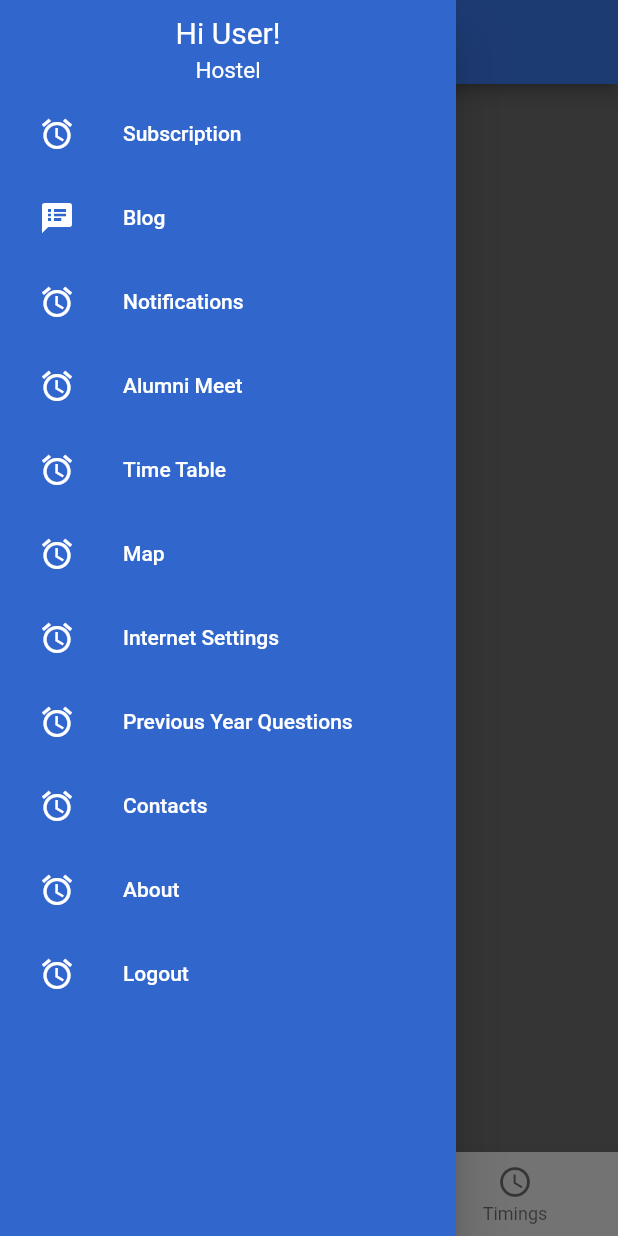
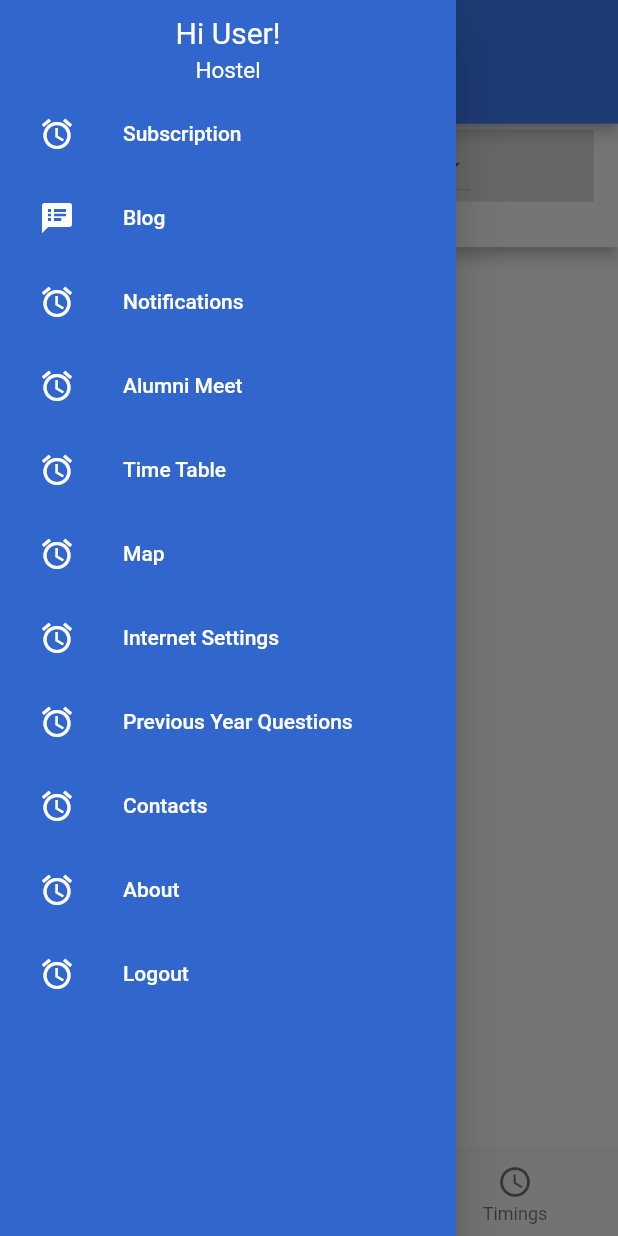
Before and after one commit to Alan451/onestopios, a Flutter app: the screen it shows after launch, item 2 of the bottom bar chosen, with the side drawer open, on a phone screen of 412 x 824 dp. Run offline on Flutter 3.47's test engine with Material 2 defaults, Android fonts, the phone set to English and light mode, and no system bars; our stand-ins replace cloud_firestore; missing offline and left inert: flutter_plugin_pdf_viewer; accounts and stored records are empty.

Commit message:
mess menu viewer

```diff
--- a/lib/screens/HomeScreen.dart
+++ b/lib/screens/HomeScreen.dart
@@ -1,4 +1,5 @@
 import 'package:flutter/material.dart';
+import 'MessMenuViewer.dart';
 import 'drawer.dart';
 import 'timings.dart';
 
@@ -15,10 +16,7 @@ class _HomeScreenState extends State<HomeScreen> {
     Container(
       color: Colors.red,
     ),
-    //TODO:Mess Menu viewer widget
-    Container(
-      color: Colors.black54,
-    ),
+    MessMenuViewer(),
     //TODO:Timings Viewer Widget
     Timing(),
   ];
@@ -31,11 +29,15 @@ class _HomeScreenState extends State<HomeScreen> {
   Widget build(BuildContext context) {
     return SafeArea(
       child: Scaffold(
-        appBar: AppBar(
-          title: headingOptions[selectedIndex],
-          backgroundColor: Color(0xff3F80FA),
+        appBar: PreferredSize(
+          preferredSize:
+              Size.fromHeight(MediaQuery.of(context).size.height * 0.10),
+          child: AppBar(
+            title: headingOptions[selectedIndex],
+            backgroundColor: Color(0xff3F80FA),
+          ),
         ),
-        drawer: drawerWidget,
+        drawer: DrawerWidget(),
         body: widgetOptions[selectedIndex],
         bottomNavigationBar: BottomNavigationBar(
           items: [
--- a/lib/screens/MessMenuViewer.dart
+++ b/lib/screens/MessMenuViewer.dart
@@ -1,4 +1,117 @@
 import 'package:flutter/material.dart';
-import 'package:flutter_full_pdf_viewer/flutter_full_pdf_viewer.dart';
-import 'package:flutter_full_pdf_viewer/full_pdf_viewer_plugin.dart';
-import 'package:flutter_full_pdf_viewer/full_pdf_viewer_scaffold.dart';
+import 'package:cloud_firestore/cloud_firestore.dart';
+import 'pdfViewer.dart';
+
+class MessMenuViewer extends StatefulWidget {
+  @override
+  _MessMenuViewerState createState() => _MessMenuViewerState();
+}
+
+class _MessMenuViewerState extends State<MessMenuViewer> {
+  String _value;
+  Firestore _firestore = Firestore.instance;
+  String pdfUrls;
+  bool _isLoading = false;
+
+  @override
+  Widget build(BuildContext context) {
+    return Scaffold(
+      appBar: PreferredSize(
+        preferredSize:
+            Size.fromHeight(MediaQuery.of(context).size.height * 0.10),
+        child: AppBar(
+          backgroundColor: Colors.white,
+          title: Center(
+            child: Container(
+              color: Colors.black12,
+              padding: EdgeInsets.symmetric(
+                  horizontal: MediaQuery.of(context).size.height * 0.10),
+              child: _isLoading
+                  ? CircularProgressIndicator()
+                  : DropdownButton(
+                      isExpanded: true,
+                      hint: Center(child: Text('Select --')),
+//                elevation: 200,
+                      value: _value,
+                      items: [
+                        DropdownMenuItem(
+                          child: Center(
+                            child: Text("DIHING"),
+                          ),
+                          value: "DIHING",
+                        ),
+                        DropdownMenuItem(
+                          child: Center(child: Text("BARAK")),
+                          value: "BARAK",
+                        ),
+                        DropdownMenuItem(
+                          child: Center(child: Text("BRAHMAPUTRA")),
+                          value: "BRAHMAPUTRA",
+                        ),
+                        DropdownMenuItem(
+                          child: Center(child: Text("DHANSIRI")),
+                          value: "DHANSIRI",
+                        ),
+                        DropdownMenuItem(
+                          child: Center(child: Text("DIBANG")),
+                          value: "DIBANG",
+                        ),
+                        DropdownMenuItem(
+                          child: Center(child: Text("KAMENG")),
+                          value: "KAMENG",
+                        ),
+                        DropdownMenuItem(
+                          child: Center(child: Text("KAPILI")),
+                          value: "KAPILI",
+                        ),
+                        DropdownMenuItem(
+                          child: Center(child: Text("LOHIT")),
+                          value: "LOHIT",
+                        ),
+                        DropdownMenuItem(
+                          child: Center(child: Text("MANAS")),
+                          value: "MANAS",
+                        ),
+                        DropdownMenuItem(
+                          child: Center(child: Text("SIANG")),
+                          value: "SIANG",
+                        ),
+                        DropdownMenuItem(
+                          child: Center(child: Text("UMIAM")),
+                          value: "UMIAM",
+                        ),
+                        DropdownMenuItem(
+                          child: Center(child: Text("SUBHANSIRI")),
+                          value: "SUBHANSIRI",
+                        ),
+                      ],
+                      onChanged: (value) async {
+                        setState(() {
+                          _value = value;
+                          _isLoading = true;
+                        });
+                        DocumentSnapshot snapshot = await _firestore
+                            .collection('MessMenuURLs')
+                            .document('URLs')
+                            .get();
+
+                        setState(() {
+                          pdfUrls = snapshot[value];
+                          _isLoading = false;
+                        });
+                      },
+                    ),
+            ),
+          ),
+        ),
+      ),
+      body: (pdfUrls == null)
+          ? Container(
+              color: Colors.white,
+            )
+          : PdfViewerPage(
+              url: pdfUrls,
+            ),
+    );
+  }
+}
--- a/lib/screens/drawer.dart
+++ b/lib/screens/drawer.dart
@@ -1,6 +1,9 @@
 import 'package:flutter/material.dart';
 
-final Widget drawerWidget = Drawer(
+class DrawerWidget extends StatelessWidget {
+  @override
+  Widget build(BuildContext context) {
+    return Drawer(
       child: Container(
         color: Color(0xFF3166CC),
         padding: EdgeInsets.all(10.0),
@@ -38,9 +41,7 @@ final Widget drawerWidget = Drawer(
                 Icons.access_alarm,
                 color: Colors.white,
               ),
-          onTap: () {
-            //TODO:Navigate to that screen
-          },
+              onTap: () {},
             ),
             ListTileWidget(
               text: 'Blog',
@@ -71,7 +72,6 @@ final Widget drawerWidget = Drawer(
                 color: Colors.white,
               ),
               onTap: () {
-
                 //TODO:Navigate to that screen
                 print('done');
               },
@@ -157,6 +157,8 @@ final Widget drawerWidget = Drawer(
         ),
       ),
     );
+  }
+}
 
 class ListTileWidget extends StatelessWidget {
   const ListTileWidget({@required this.text, @required this.icon, this.onTap});
--- /dev/null
+++ b/lib/screens/pdfViewer.dart
@@ -0,0 +1,34 @@
+import 'package:flutter/material.dart';
+import 'package:flutter_plugin_pdf_viewer/flutter_plugin_pdf_viewer.dart';
+
+class PdfViewerPage extends StatefulWidget {
+  final String url;
+
+  const PdfViewerPage({Key key, this.url}) : super(key: key);
+  @override
+  _PdfViewerPageState createState() => _PdfViewerPageState();
+}
+
+class _PdfViewerPageState extends State<PdfViewerPage> {
+  PDFDocument _document;
+  loadPage() async {
+    var document = await PDFDocument.fromURL(widget.url);
+    setState(() {
+      _document = document;
+    });
+  }
+
+  @override
+  void initState() {
+    // TODO: implement initState
+    super.initState();
+    loadPage();
+  }
+
+  @override
+  Widget build(BuildContext context) {
+    return Center(
+      child: PDFViewer(document: _document),
+    );
+  }
+}
--- a/pubspec.yaml
+++ b/pubspec.yaml
@@ -25,11 +25,14 @@ dependencies:
   cupertino_icons: ^0.1.2
   google_fonts: ^1.1.0
   http: ^0.12.2
-  flutter_full_pdf_viewer: ^1.0.6
+  flutter_pdfview: ^1.0.3+2
+  path_provider: ^1.6.11
   firebase: ^7.3.0
   firebase_auth: ^0.16.1
   cloud_firestore: ^0.13.7
   firebase_storage: ^3.1.6
+  flutter_full_pdf_viewer: ^1.0.6
+  flutter_plugin_pdf_viewer: any
 
 dev_dependencies:
   flutter_test:
```
Also changed, not shown: pubspec.lock, 1 other file. Lines whose indentation alone changed are shown as unchanged.
